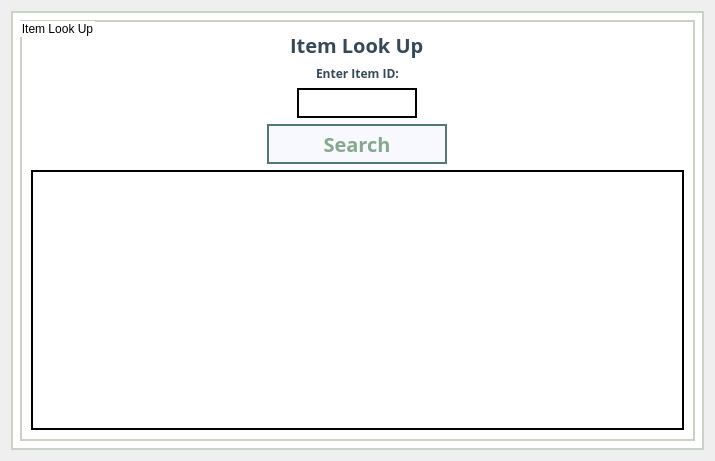
Qt form Order66Inventory/itemlookup.ui (josephtrandev/COMS4103_Project) before a commit.
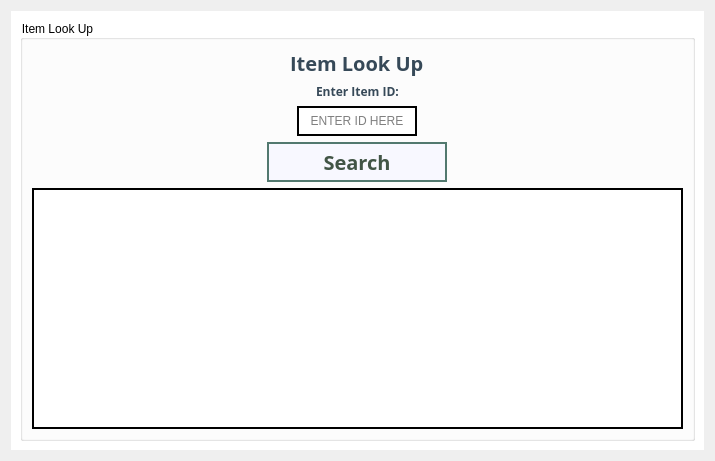
The same form after that commit.

Commit message: Improved table readability and made buttons more obvious

```diff
--- a/Order66Inventory/itemlookup.ui
+++ b/Order66Inventory/itemlookup.ui
@@ -31,7 +31,6 @@
       </property>
       <property name="styleSheet">
        <string notr="true">QWidget {
-	border: 2 solid rgb(202, 210, 197);
 	background-color: white;
 	color: 2f3e46;
 }</string>
@@ -116,6 +115,12 @@
             <property name="text">
              <string/>
             </property>
+            <property name="alignment">
+             <set>Qt::AlignCenter</set>
+            </property>
+            <property name="placeholderText">
+             <string>ENTER ID HERE</string>
+            </property>
            </widget>
           </item>
           <item alignment="Qt::AlignHCenter">
@@ -149,7 +154,7 @@
             <property name="styleSheet">
              <string notr="true">QPushButton{
 	font-size: 20px;
-	color: #84A98C;
+	color: rgb(66, 85, 70);
 	font-weight: bold;
 	background: #f8f8ff;
 	border: 2px solid #52796f;
```
Left out of the diff: 6 changed lines with no effect on the pictures. The commit also changes 1 other file.
